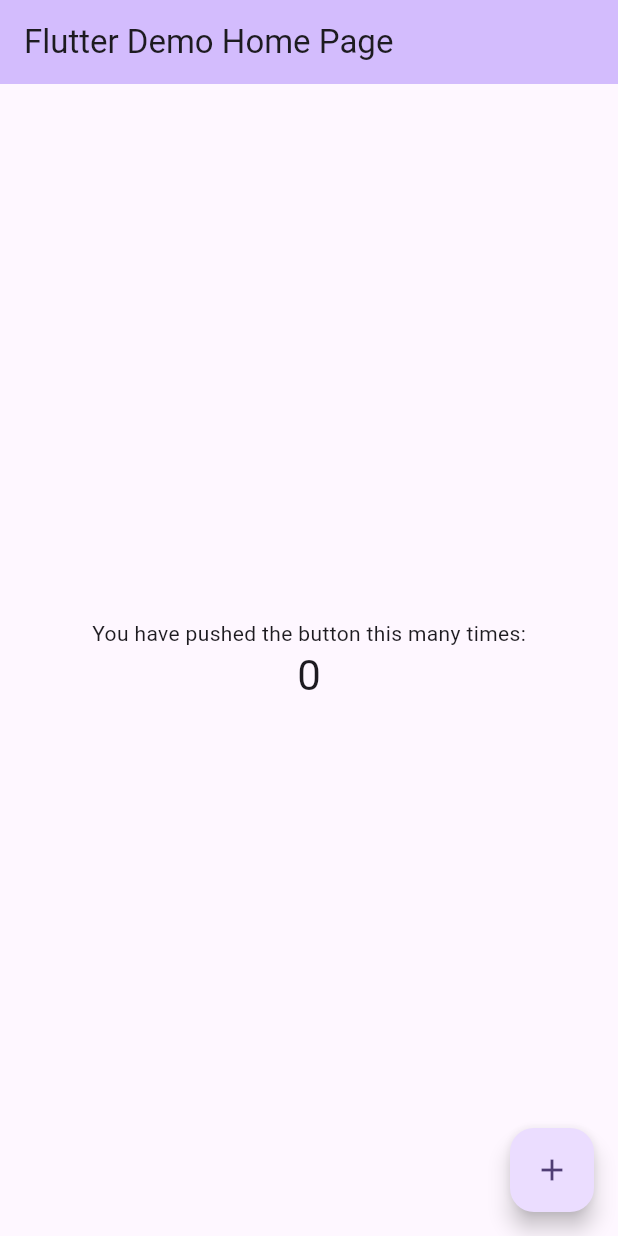
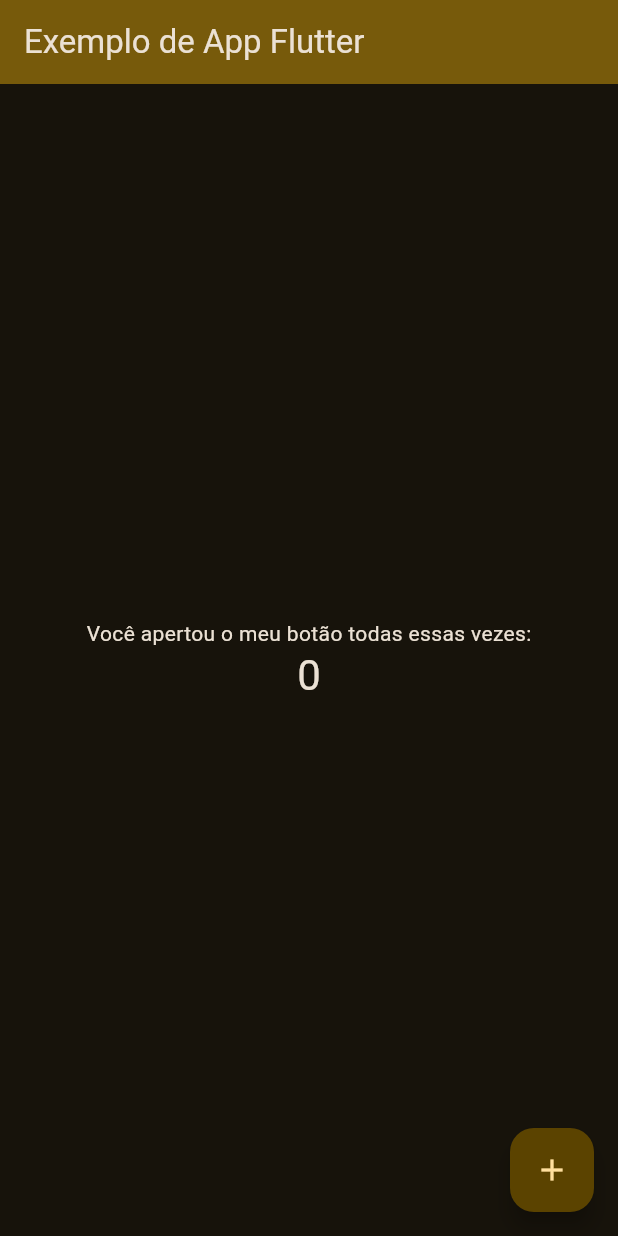
Before and after one commit to BonattoEduardo/exemplo-flutter, a Flutter app: the screen it shows after launch, on a phone screen of 412 x 824 dp. Run offline on Flutter 3.47's test engine with Material 2 defaults, Android fonts, the light colour scheme and no system bars.

Commit message:
alterações

```diff
--- a/lib/main.dart
+++ b/lib/main.dart
@@ -13,40 +13,20 @@
     return MaterialApp(
       title: 'Flutter Demo',
       theme: ThemeData(
-        // This is the theme of your application.
-        //
-        // TRY THIS: Try running your application with "flutter run". You'll see
-        // the application has a blue toolbar. Then, without quitting the app,
-        // try changing the seedColor in the colorScheme below to Colors.green
-        // and then invoke "hot reload" (save your changes or press the "hot
-        // reload" button in a Flutter-supported IDE, or press "r" if you used
-        // the command line to start the app).
-        //
-        // Notice that the counter didn't reset back to zero; the application
-        // state is not lost during the reload. To reset the state, use hot
-        // restart instead.
-        //
-        // This works for code too, not just values: Most code changes can be
-        // tested with just a hot reload.
-        colorScheme: ColorScheme.fromSeed(seedColor: Colors.deepPurple),
+        colorScheme: ColorScheme.fromSeed(
+          seedColor: Colors.amber,
+          // background: Colors.black,
+          brightness: Brightness.dark,
+        ),
         useMaterial3: true,
       ),
-      home: const MyHomePage(title: 'Flutter Demo Home Page'),
+      home: const MyHomePage(title: 'Exemplo de App Flutter'),
     );
   }
 }
 
 class MyHomePage extends StatefulWidget {
   const MyHomePage({super.key, required this.title});
-
-  // This widget is the home page of your application. It is stateful, meaning
-  // that it has a State object (defined below) that contains fields that affect
-  // how it looks.
-
-  // This class is the configuration for the state. It holds the values (in this
-  // case the title) provided by the parent (in this case the App widget) and
-  // used by the build method of the State. Fields in a Widget subclass are
-  // always marked "final".
 
   final String title;
 
@@ -59,54 +39,23 @@
 
   void _incrementCounter() {
     setState(() {
-      // This call to setState tells the Flutter framework that something has
-      // changed in this State, which causes it to rerun the build method below
-      // so that the display can reflect the updated values. If we changed
-      // _counter without calling setState(), then the build method would not be
-      // called again, and so nothing would appear to happen.
       _counter++;
     });
   }
 
   @override
   Widget build(BuildContext context) {
-    // This method is rerun every time setState is called, for instance as done
-    // by the _incrementCounter method above.
-    //
-    // The Flutter framework has been optimized to make rerunning build methods
-    // fast, so that you can just rebuild anything that needs updating rather
-    // than having to individually change instances of widgets.
     return Scaffold(
       appBar: AppBar(
-        // TRY THIS: Try changing the color here to a specific color (to
-        // Colors.amber, perhaps?) and trigger a hot reload to see the AppBar
-        // change color while the other colors stay the same.
         backgroundColor: Theme.of(context).colorScheme.inversePrimary,
-        // Here we take the value from the MyHomePage object that was created by
-        // the App.build method, and use it to set our appbar title.
         title: Text(widget.title),
       ),
       body: Center(
-        // Center is a layout widget. It takes a single child and positions it
-        // in the middle of the parent.
         child: Column(
-          // Column is also a layout widget. It takes a list of children and
-          // arranges them vertically. By default, it sizes itself to fit its
-          // children horizontally, and tries to be as tall as its parent.
-          //
-          // Column has various properties to control how it sizes itself and
-          // how it positions its children. Here we use mainAxisAlignment to
-          // center the children vertically; the main axis here is the vertical
-          // axis because Columns are vertical (the cross axis would be
-          // horizontal).
-          //
-          // TRY THIS: Invoke "debug painting" (choose the "Toggle Debug Paint"
-          // action in the IDE, or press "p" in the console), to see the
-          // wireframe for each widget.
           mainAxisAlignment: MainAxisAlignment.center,
           children: <Widget>[
             const Text(
-              'You have pushed the button this many times:',
+              'Você apertou o meu botão todas essas vezes:',
             ),
             Text(
               '$_counter',
@@ -117,7 +66,7 @@
       ),
       floatingActionButton: FloatingActionButton(
         onPressed: _incrementCounter,
-        tooltip: 'Increment',
+        tooltip: 'Incremente De Novo',
         child: const Icon(Icons.add),
       ), // This trailing comma makes auto-formatting nicer for build methods.
     );
```
